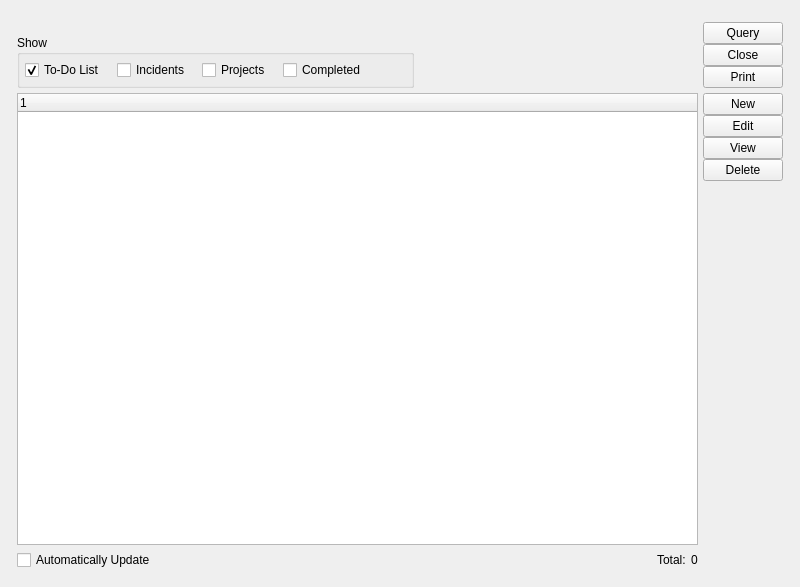
Before: the Qt Designer form guiclient/todoList.ui in Pegasus-RPG/xtuple-client, drawn with Qt 5.
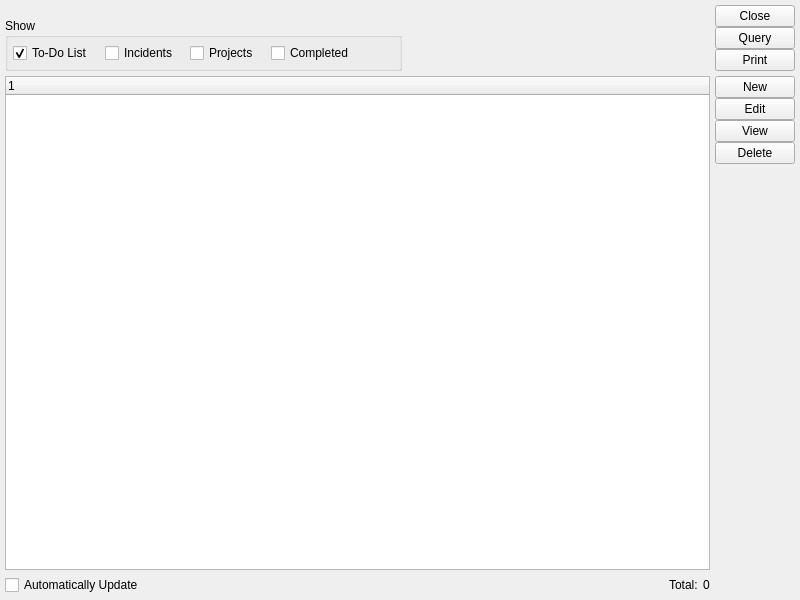
After: the same form once the commit is applied. Custom widgets are drawn as their Qt base class.

Commit message: issue #10403:  Tweak To-Do list up to look better with new ParameterWidget

```diff
--- a/guiclient/todoList.ui
+++ b/guiclient/todoList.ui
@@ -14,29 +14,31 @@
     <x>0</x>
     <y>0</y>
     <width>800</width>
-    <height>587</height>
+    <height>600</height>
    </rect>
   </property>
   <property name="windowTitle">
    <string>To-Do List</string>
   </property>
-  <layout class="QGridLayout" name="gridLayout_9">
-   <item row="0" column="0">
-    <layout class="QGridLayout" name="gridLayout_8">
-     <property name="margin">
-      <number>12</number>
-     </property>
-     <item row="1" column="0" colspan="2">
-      <layout class="QHBoxLayout" name="horizontalLayout_5">
-       <item>
-        <layout class="QGridLayout" name="gridLayout_7">
-         <property name="spacing">
-          <number>12</number>
-         </property>
+  <layout class="QGridLayout" name="gridLayout">
          <item row="0" column="0" colspan="2">
+    <layout class="QHBoxLayout" name="horizontalLayout_2">
+     <item>
+      <layout class="QVBoxLayout" name="verticalLayout_4">
+       <item>
           <widget class="CRMAcctCluster" name="_crmAccount"/>
          </item>
-         <item row="1" column="0" colspan="3">
+       <item>
+        <widget class="ParameterWidget" name="parameterWidget">
+         <property name="sizePolicy">
+          <sizepolicy hsizetype="Minimum" vsizetype="Fixed">
+           <horstretch>0</horstretch>
+           <verstretch>0</verstretch>
+          </sizepolicy>
+         </property>
+        </widget>
+       </item>
+       <item>
           <widget class="QGroupBox" name="_showGroup">
            <property name="title">
             <string>Show</string>
@@ -105,7 +107,7 @@
          </property>
          <property name="sizeHint" stdset="0">
           <size>
-           <width>13</width>
+         <width>17</width>
            <height>20</height>
           </size>
          </property>
@@ -116,13 +118,6 @@
          <property name="spacing">
           <number>0</number>
          </property>
-         <item>
-          <widget class="QPushButton" name="_query">
-           <property name="text">
-            <string>Query</string>
-           </property>
-          </widget>
-         </item>
          <item>
           <widget class="QPushButton" name="_close">
            <property name="text">
@@ -130,6 +125,13 @@
            </property>
           </widget>
          </item>
+       <item>
+        <widget class="QPushButton" name="_query">
+         <property name="text">
+          <string>Query</string>
+         </property>
+        </widget>
+       </item>
          <item>
           <widget class="QPushButton" name="_print">
            <property name="text">
@@ -154,7 +156,7 @@
        </item>
       </layout>
      </item>
-     <item row="2" column="0">
+   <item row="1" column="0">
       <widget class="QFrame" name="_frame">
        <property name="sizePolicy">
         <sizepolicy hsizetype="Preferred" vsizetype="Expanding">
@@ -227,7 +229,7 @@
        </layout>
       </widget>
      </item>
-     <item row="2" column="1">
+   <item row="1" column="1">
       <layout class="QVBoxLayout" name="verticalLayout">
        <item>
         <layout class="QVBoxLayout">
@@ -279,18 +281,6 @@
        </item>
       </layout>
      </item>
-     <item row="0" column="0">
-      <widget class="ParameterWidget" name="parameterWidget">
-       <property name="sizePolicy">
-        <sizepolicy hsizetype="Minimum" vsizetype="Fixed">
-         <horstretch>0</horstretch>
-         <verstretch>0</verstretch>
-        </sizepolicy>
-       </property>
-      </widget>
-     </item>
-    </layout>
-   </item>
   </layout>
  </widget>
  <layoutdefault spacing="5" margin="5"/>
```
Left out of the diff: 1 changed line with no effect on the pictures. Lines whose indentation alone changed are shown as unchanged.
